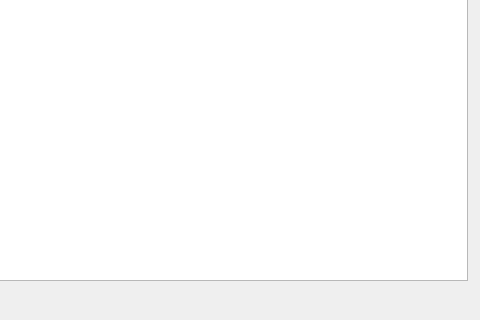
Before: the Qt Designer form main.ui in Ferraronp/git_project1, drawn with Qt 5; both pictures show x 163 to 643 and y 190 to 510 of the 643 by 510 pixel window.
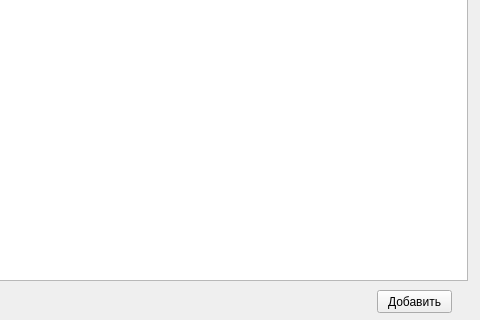
After: the same form once the commit is applied.

```diff
--- a/main.ui
+++ b/main.ui
@@ -23,6 +23,19 @@
     </rect>
    </property>
   </widget>
+  <widget class="QPushButton" name="pushButton">
+   <property name="geometry">
+    <rect>
+     <x>540</x>
+     <y>480</y>
+     <width>75</width>
+     <height>23</height>
+    </rect>
+   </property>
+   <property name="text">
+    <string>Добавить</string>
+   </property>
+  </widget>
  </widget>
  <resources/>
  <connections/>
```
